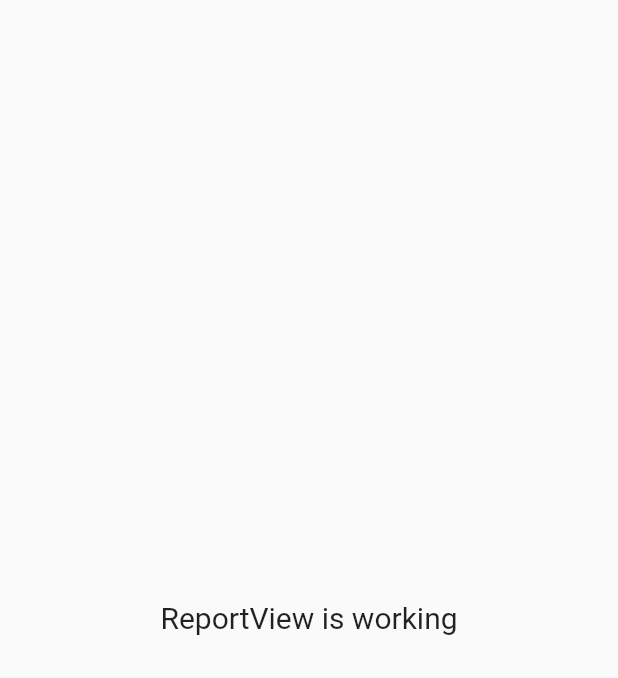
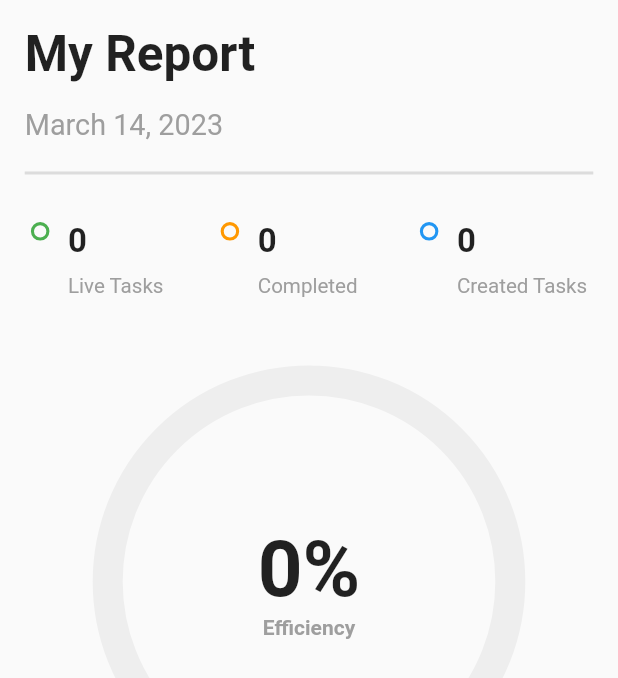
Before and after one commit to ArklemX/getx_todo_app, a Flutter app: the ReportView screen opened by its route, on a phone screen of 412 x 824 dp. Shown: the top 678 px of the screen. Run offline on Flutter 3.47's test engine with Material 2 defaults, Android fonts, the phone set to English and light mode, and no system bars; drawn by our look-alikes of step_progress_indicator; our stand-ins replace dotted_border, equatable, flutter_easyloading, get, get_storage, loading_animation_widget; accounts and stored records are empty.

Commit message:
implemented report

```diff
--- a/lib/app/data/providers/task/providers/task_provider.dart
+++ b/lib/app/data/providers/task/providers/task_provider.dart
@@ -5,7 +5,6 @@ import 'package:get/get.dart';
 
 import 'package:getx_todo_app/core/utils/keys.dart';
 import 'package:getx_todo_app/app/data/models/task.dart';
-import 'package:getx_todo_app/app/data/services/storage/repository.dart';
 
 import '../../../services/storage/services.dart';
 
--- a/lib/app/modules/detail/views/detail_view.dart
+++ b/lib/app/modules/detail/views/detail_view.dart
@@ -17,7 +17,9 @@ class DetailView extends GetView<DetailController> {
   Widget build(BuildContext context) {
     var task = homeCtrl.task.value!;
     var color = HexColor.fromHex(task.color);
-    return Scaffold(
+    return WillPopScope(
+      onWillPop: () async => false,
+      child: Scaffold(
         body: Form(
           key: homeCtrl.formKey,
           child: ListView(
@@ -32,7 +34,8 @@ class DetailView extends GetView<DetailController> {
 
                         homeCtrl.updateTodos(); // Update the todo list
                         homeCtrl.changeTask(null); // Discard task in memory
-                      homeCtrl.editController.clear(); // clear my textformfield
+                        homeCtrl.editController
+                            .clear(); // clear my textformfield
                       },
                       icon: const Icon(Icons.arrow_back),
                     )
@@ -67,8 +70,8 @@ class DetailView extends GetView<DetailController> {
                 var totalTodos =
                     homeCtrl.doingTodos.length + homeCtrl.doneTodos.length;
                 return Padding(
-                padding:
-                    EdgeInsets.only(left: 16.0.wp, top: 3.0.wp, right: 16.0.wp),
+                  padding: EdgeInsets.only(
+                      left: 16.0.wp, top: 3.0.wp, right: 16.0.wp),
                   child: Row(
                     children: [
                       Text(
@@ -90,7 +93,10 @@ class DetailView extends GetView<DetailController> {
                           unselectedGradientColor: LinearGradient(
                             begin: Alignment.topLeft,
                             end: Alignment.bottomRight,
-                          colors: [Colors.grey.shade300, Colors.grey.shade300],
+                            colors: [
+                              Colors.grey.shade300,
+                              Colors.grey.shade300
+                            ],
                           ),
                         ),
                       )
@@ -141,6 +147,7 @@ class DetailView extends GetView<DetailController> {
             ],
           ),
         ),
+      ),
     );
   }
 }
--- a/lib/app/modules/home/controllers/home_controller.dart
+++ b/lib/app/modules/home/controllers/home_controller.dart
@@ -158,4 +158,26 @@ class HomeController extends GetxController {
     }
     return result;
   }
+
+  int getTotalTask() {
+    var res = 0;
+    for (var i = 0; i < tasks.length; i++) {
+      if (tasks[i].todos != null) res += tasks[i].todos!.length;
+    }
+
+    return res;
+  }
+
+  int getTotalDoneTasks() {
+    var res = 0;
+    for (var i = 0; i < tasks.length; i++) {
+      if (tasks[i].todos != null) {
+        for (var j = 0; j < tasks[i].todos!.length; j++) {
+          if (tasks[i].todos![j]['done'] == true) res++;
+        }
+      }
+    }
+
+    return res;
+  }
 }
--- a/lib/app/modules/home/views/home_view.dart
+++ b/lib/app/modules/home/views/home_view.dart
@@ -98,7 +98,8 @@ class HomeView extends GetView<HomeController> {
           splashColor: Colors.transparent,
           highlightColor: Colors.transparent,
         ),
-        child: BottomNavigationBar(
+        child: Obx(
+          () => BottomNavigationBar(
             onTap: (index) => controller.changeTabIndex(index),
             currentIndex: controller.tabIndex.value,
             showSelectedLabels: false,
@@ -121,6 +122,7 @@ class HomeView extends GetView<HomeController> {
             ],
           ),
         ),
+      ),
     );
   }
 }
--- a/lib/app/modules/report/views/report_view.dart
+++ b/lib/app/modules/report/views/report_view.dart
@@ -1,20 +1,143 @@
 import 'package:flutter/material.dart';
 
 import 'package:get/get.dart';
+import 'package:getx_todo_app/app/modules/home/controllers/home_controller.dart';
+import 'package:getx_todo_app/core/utils/extensions.dart';
+import 'package:getx_todo_app/core/values/colors.dart';
+import 'package:intl/intl.dart';
+import 'package:step_progress_indicator/step_progress_indicator.dart';
 
 import '../controllers/report_controller.dart';
 
 class ReportView extends GetView<ReportController> {
-  const ReportView({Key? key}) : super(key: key);
+  final homeCtrl = Get.find<HomeController>();
+  ReportView({Key? key}) : super(key: key);
   @override
   Widget build(BuildContext context) {
     return Scaffold(
-      body: Center(
-        child: Text(
-          'ReportView is working',
-          style: TextStyle(fontSize: 20),
+      body: SafeArea(
+        child: Obx(
+          () {
+            var createdTasks = homeCtrl.getTotalTask();
+            var completedTasks = homeCtrl.getTotalDoneTasks();
+            var liveTasks = createdTasks - completedTasks;
+            var percent =
+                (completedTasks / createdTasks * 100).toStringAsFixed(0);
+
+            return ListView(
+              children: [
+                Padding(
+                  padding: EdgeInsets.all(4.0.wp),
+                  child: Text(
+                    'My Report',
+                    style: TextStyle(
+                        fontSize: 24.0.sp, fontWeight: FontWeight.bold),
+                  ),
+                ),
+                Padding(
+                  padding: EdgeInsets.symmetric(horizontal: 4.0.wp),
+                  child: Text(
+                    DateFormat.yMMMMd().format(DateTime.now()),
+                    style: TextStyle(fontSize: 14.0.sp, color: Colors.grey),
+                  ),
+                ),
+                Padding(
+                  padding: EdgeInsets.symmetric(
+                      horizontal: 4.0.wp, vertical: 3.0.wp),
+                  child: const Divider(
+                    thickness: 2,
+                  ),
+                ),
+                Padding(
+                  padding: EdgeInsets.symmetric(
+                    vertical: 3.0.wp,
+                    horizontal: 5.0.wp,
+                  ),
+                  child: Row(
+                    mainAxisAlignment: MainAxisAlignment.spaceBetween,
+                    children: [
+                      _buildStatus(Colors.green, liveTasks, 'Live Tasks'),
+                      _buildStatus(Colors.orange, completedTasks, 'Completed '),
+                      _buildStatus(Colors.blue, createdTasks, 'Created Tasks'),
+                    ],
+                  ),
+                ),
+                SizedBox(height: 8.0.wp),
+                UnconstrainedBox(
+                  child: SizedBox(
+                    width: 70.0.wp,
+                    height: 70.0.wp,
+                    child: CircularStepProgressIndicator(
+                      totalSteps: createdTasks == 0 ? 1 : createdTasks,
+                      currentStep: completedTasks,
+                      stepSize: 20,
+                      padding: 0,
+                      selectedColor: green,
+                      unselectedColor: Colors.grey.shade200,
+                      width: 150,
+                      height: 150,
+                      roundedCap: (p0, p1) => true,
+                      child: Column(
+                        mainAxisAlignment: MainAxisAlignment.center,
+                        children: [
+                          Text(
+                            '${createdTasks == 0 ? 0 : percent}%',
+                            style: TextStyle(
+                              fontSize: 38.0.sp,
+                              fontWeight: FontWeight.bold,
+                            ),
+                          ),
+                          const Text(
+                            'Efficiency',
+                            style: TextStyle(
+                              color: Colors.grey,
+                              fontWeight: FontWeight.bold,
+                            ),
+                          )
+                        ],
+                      ),
+                    ),
+                  ),
+                )
+              ],
+            );
+          },
         ),
       ),
     );
   }
+
+  _buildStatus(Color color, int number, String text) {
+    return Row(
+      crossAxisAlignment: CrossAxisAlignment.start,
+      children: [
+        Container(
+          height: 3.0.wp,
+          width: 3.0.wp,
+          decoration: BoxDecoration(
+            shape: BoxShape.circle,
+            border: Border.all(
+              width: 0.5.wp,
+              color: color,
+            ),
+          ),
+        ),
+        SizedBox(width: 3.0.wp),
+        Column(
+          crossAxisAlignment: CrossAxisAlignment.start,
+          children: [
+            Text(
+              '$number',
+              style: TextStyle(fontWeight: FontWeight.bold, fontSize: 16.0.sp),
+            ),
+            SizedBox(height: 2.0.wp),
+            Text(
+              text,
+              style: TextStyle(fontSize: 10.0.sp, color: Colors.grey),
+            )
+          ],
+        )
+      ],
+    );
+  }
 }
--- a/lib/app/routes/app_pages.dart
+++ b/lib/app/routes/app_pages.dart
@@ -27,7 +27,7 @@ class AppPages {
     ),
     GetPage(
       name: _Paths.REPORT,
-      page: () => const ReportView(),
+      page: () => ReportView(),
       binding: ReportBinding(),
     ),
   ];
--- a/lib/app/widgets/add_dialog.dart
+++ b/lib/app/widgets/add_dialog.dart
@@ -10,7 +10,9 @@ class AddDialog extends StatelessWidget {
 
   @override
   Widget build(BuildContext context) {
-    return Scaffold(
+    return WillPopScope(
+      onWillPop: () async => false,
+      child: Scaffold(
         body: Form(
           key: homeCtrl.formKey,
           child: ListView(
@@ -47,7 +49,8 @@ class AddDialog extends StatelessWidget {
                                 Get.back();
                                 homeCtrl.changeTask(null);
                               } else {
-                              EasyLoading.showError('Todo Item already exists');
+                                EasyLoading.showError(
+                                    'Todo Item already exists');
                               }
                               homeCtrl.editController.clear();
                             }
@@ -138,6 +141,7 @@ class AddDialog extends StatelessWidget {
             ],
           ),
         ),
+      ),
     );
   }
 }
--- a/pubspec.yaml
+++ b/pubspec.yaml
@@ -15,6 +15,7 @@ dependencies:
   loading_animation_widget: 1.2.0+4
   dotted_border: 2.0.0+3
   step_progress_indicator: 1.0.2
+  intl: 0.18.0
   flutter:
     sdk: flutter
 
@@ -26,7 +27,6 @@ dev_dependencies:
     sdk: flutter
 
 flutter:
-  uses-material-design: true
-
   assets:
     - assets/images/
+  uses-material-design: true
```
Also changed, not shown: assets/readme/GetX_Structure.jpg (added), assets/readme/dossier data.png (added), pubspec.lock, 1 other file. Lines whose indentation alone changed are shown as unchanged.
